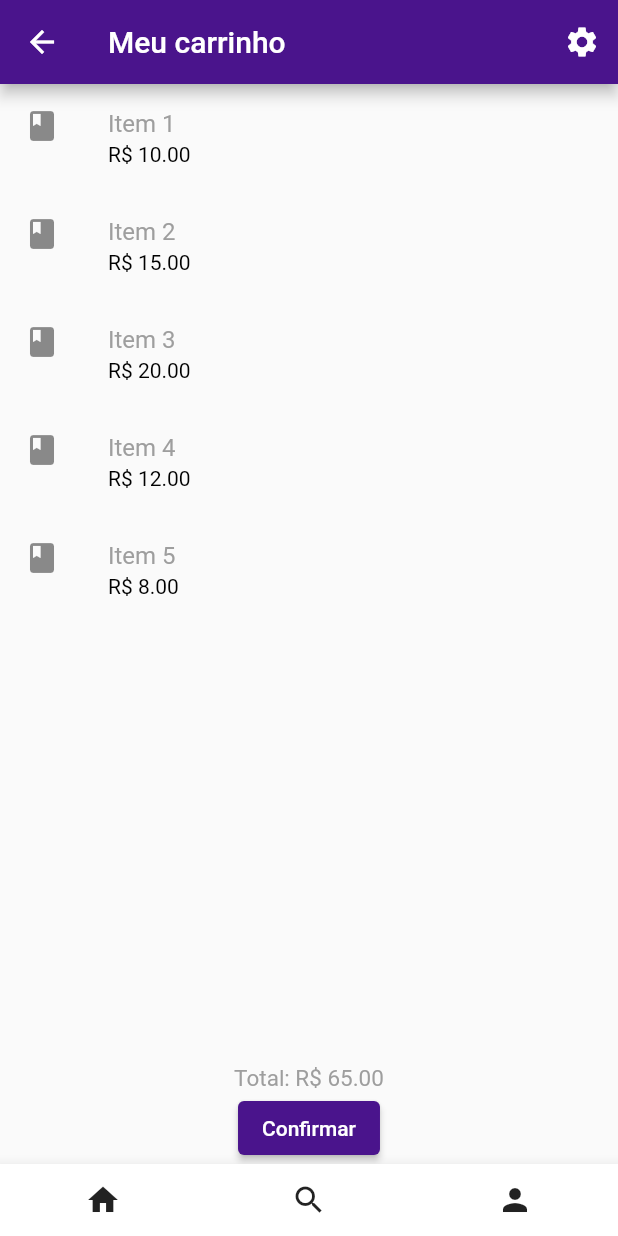
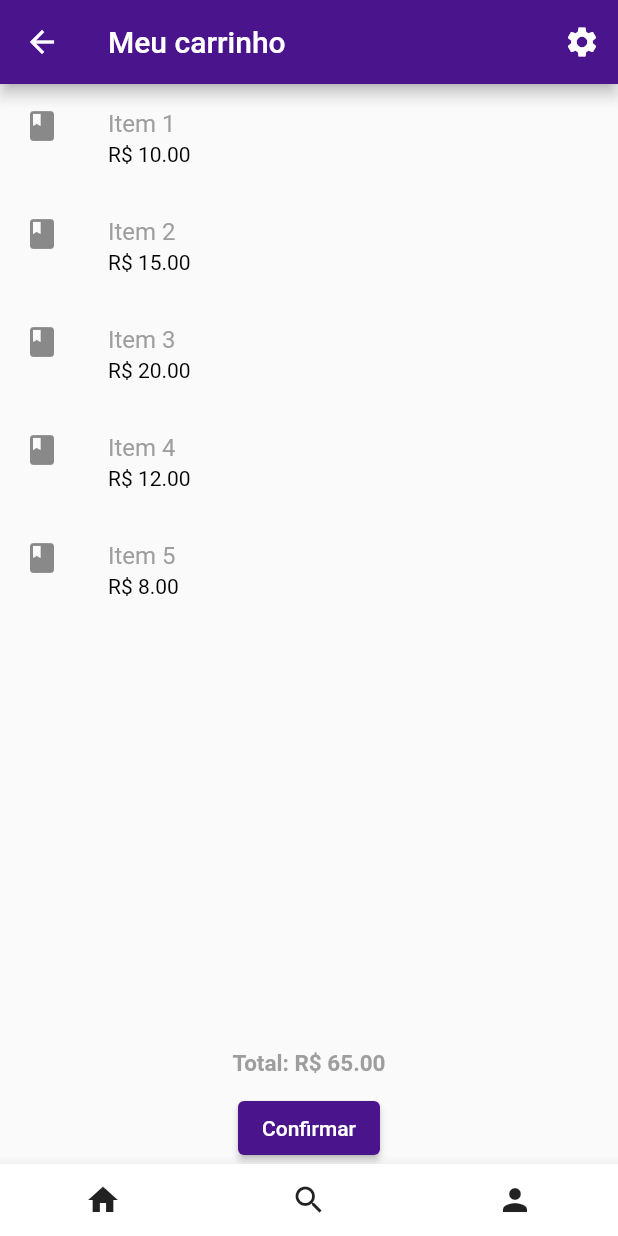
Before and after one commit to lyzlopess/StoryStock_front, a Flutter app: the ShoppingCartPage screen opened directly, on a phone screen of 412 x 824 dp. Run offline on Flutter 3.47's test engine with Material 2 defaults, Android fonts, the phone set to English and light mode, and no system bars.

Commit message:
Update myshoppingcart_page

```diff
--- a/lib/view/pages/myshoppingcart_page.dart
+++ b/lib/view/pages/myshoppingcart_page.dart
@@ -80,8 +80,9 @@ class _ShoppingCartPageState extends State<ShoppingCartPage> {
           ),
           Text(
             'Total: R\$ ${total.toStringAsFixed(2)}',
-            style: TextStyle(fontSize: 15),
+            style: TextStyle(fontSize: 15, fontWeight: FontWeight.bold),
           ),
+          SizedBox(height: 10),
           ElevatedButton(
             onPressed: () {
               // Implemente a ação de confirmação aqui
@@ -97,6 +98,7 @@ class _ShoppingCartPageState extends State<ShoppingCartPage> {
             IconButton(
               icon: Icon(Icons.home),
               onPressed: () {
+                Navigator.push(context, MaterialPageRoute(builder: (context) => (StoryStockHome())));
                 // Navegar para a tela de livros
               },
             ),
```
